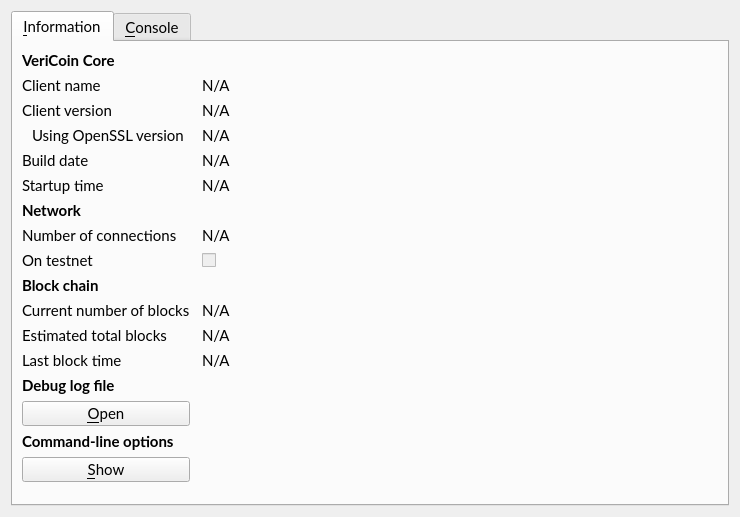
Above: src/qt/forms/rpcconsole.ui from VeriConomy/vericoin before the change. Below: the same form after it.
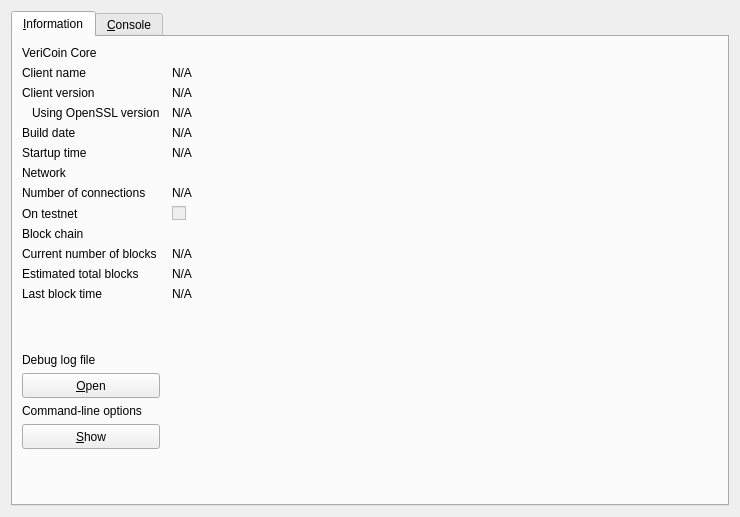
That is the form after the change. The open tabs and pages were chosen to show the change. Icons and pictures are not drawn.

Commit message: more on mac fonts

The edit to the form file:
```diff
--- a/src/qt/forms/rpcconsole.ui
+++ b/src/qt/forms/rpcconsole.ui
@@ -16,12 +16,6 @@
   <layout class="QVBoxLayout" name="verticalLayout_2">
    <item>
     <widget class="QTabWidget" name="tabWidget">
-     <property name="font">
-      <font>
-       <family>Lato</family>
-       <pointsize>11</pointsize>
-      </font>
-     </property>
      <property name="currentIndex">
       <number>1</number>
      </property>
@@ -35,12 +29,6 @@
        </property>
        <item row="0" column="0">
         <widget class="QLabel" name="label_9">
-         <property name="font">
-          <font>
-           <weight>75</weight>
-           <bold>true</bold>
-          </font>
-         </property>
          <property name="text">
           <string>VeriCoin Core</string>
          </property>
@@ -166,12 +154,6 @@
        </item>
        <item row="6" column="0">
         <widget class="QLabel" name="label_11">
-         <property name="font">
-          <font>
-           <weight>75</weight>
-           <bold>true</bold>
-          </font>
-         </property>
          <property name="text">
           <string>Network</string>
          </property>
@@ -219,12 +201,6 @@
        </item>
        <item row="9" column="0">
         <widget class="QLabel" name="label_10">
-         <property name="font">
-          <font>
-           <weight>75</weight>
-           <bold>true</bold>
-          </font>
-         </property>
          <property name="text">
           <string>Block chain</string>
          </property>
@@ -314,12 +290,6 @@
        </item>
        <item row="14" column="0">
         <widget class="QLabel" name="labelDebugLogfile">
-         <property name="font">
-          <font>
-           <weight>75</weight>
-           <bold>true</bold>
-          </font>
-         </property>
          <property name="text">
           <string>Debug log file</string>
          </property>
@@ -333,12 +303,6 @@
            <height>25</height>
           </size>
          </property>
-         <property name="font">
-          <font>
-           <family>Lato</family>
-           <pointsize>11</pointsize>
-          </font>
-         </property>
          <property name="toolTip">
           <string>Open the VeriCoin debug log file from the current data directory. This can take a few seconds for large log files.</string>
          </property>
@@ -352,12 +316,6 @@
        </item>
        <item row="16" column="0">
         <widget class="QLabel" name="labelCLOptions">
-         <property name="font">
-          <font>
-           <weight>75</weight>
-           <bold>true</bold>
-          </font>
-         </property>
          <property name="text">
           <string>Command-line options</string>
          </property>
@@ -371,12 +329,6 @@
            <height>25</height>
           </size>
          </property>
-         <property name="font">
-          <font>
-           <family>Lato</family>
-           <pointsize>11</pointsize>
-          </font>
-         </property>
          <property name="toolTip">
           <string>Show the VeriCoin-Qt help message to get a list with possible VeriCoin command-line options.</string>
          </property>
```
Left out of the diff: 5 changed lines with no effect on the pictures. The commit also changes 32 other files.
